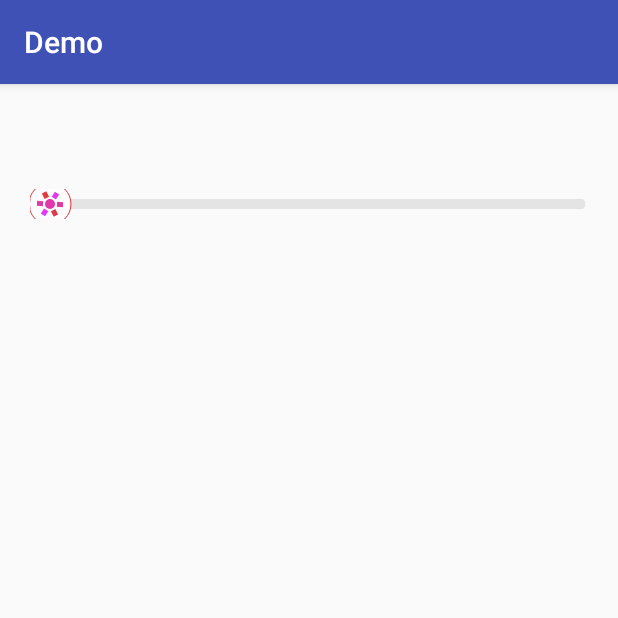
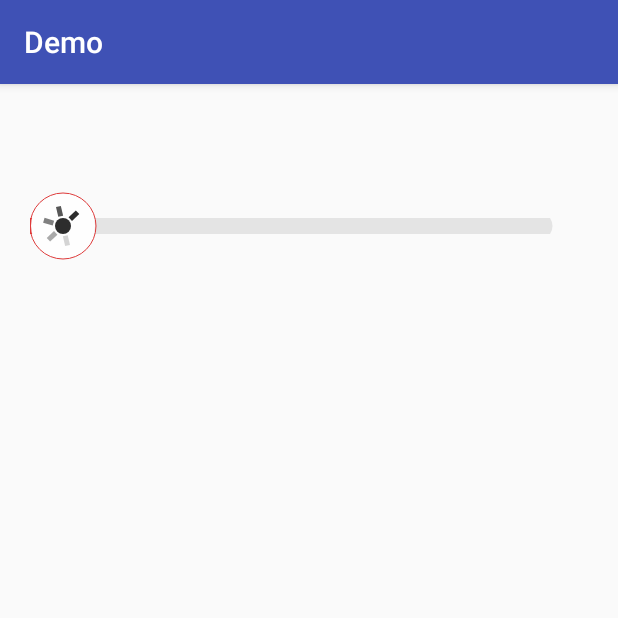
Before and after one commit to wintonBy/Demo, an Android app: the screen it shows after launch (WidgetDisplayActivity), after a tap on "控件展示", on a phone screen of 412 x 824 dp, the top half of it. Run offline under Robolectric (Android 15) with nearby library versions, the phone set to English and light mode, and no system bars.

Commit message:
新增控件

```diff
--- a/app/src/main/java/com/winton/demo/widget/CustomProgressBar.java
+++ b/app/src/main/java/com/winton/demo/widget/CustomProgressBar.java
@@ -8,10 +8,8 @@ import android.graphics.Paint;
 import android.graphics.Path;
 import android.support.annotation.Nullable;
 import android.util.AttributeSet;
-import android.util.Log;
 import android.view.View;
 import android.view.animation.LinearInterpolator;
-import android.widget.ProgressBar;
 
 /**
  * Created by winton on 2017/3/21.
@@ -33,21 +31,21 @@ public class CustomProgressBar extends View {
     private boolean isInit;
     private boolean hasDrawFirst;
     private boolean isLoading;
-    private int viewWidth;
+    private int viewWidth ;
     private int viewHeight;
     private float currentAngle = 0f;
     private ValueAnimator valueAnimator;
     private int animState = 0;
-    private int padding = 20;
+    private int padding =0;
 
 
     private static final int DEFAULT_FIRST_COLOR = Color.parseColor("#E4E4E4");
     private static final int DEFAULT_SECOND_COLOR = Color.parseColor("#DF3B3B");
     private static final int DEFAULT_POINT_COLOR = Color.parseColor("#FEFEFE");
-    private static final int DEFAULT_LINE_HEIGHT = 10;
-    private static final int DEFAULT_POINT_RADIUS = 20;
+    private static final int DEFAULT_LINE_HEIGHT = 16;
+    private static final int DEFAULT_POINT_RADIUS = 16*2;
     private static final int DEFAULT_SMALL_LINE_NUM = 6;
-    private  int ANIMATOR_DURATION = 2000; //动画持续时间
+    private  int ANIMATOR_DURATION = 5000; //动画持续时间
 
     public CustomProgressBar(Context context) {
         this(context,null);
@@ -84,25 +82,50 @@ public class CustomProgressBar extends View {
         }
     }
 
+    /**
+     * 画背景条
+     * @param canvas
+     */
     private void drawLineBar(Canvas canvas){
         mPaint.setStyle(Paint.Style.FILL);
         mPaint.setColor(mFirstColor);
         mPath.reset();
+        /*左下---左上---右上--右下--闭合 ，左右两边预留画Progress Point 的空间*/
         mPath.moveTo(mRadius+padding,viewHeight/2 + mLineHeight/2);
         mPath.quadTo(0+padding,viewHeight/2,mRadius+padding,viewHeight/2-mLineHeight/2);
-        mPath.lineTo(viewWidth-mRadius,viewHeight/2-mLineHeight/2);
-        mPath.quadTo(viewWidth,viewHeight/2,viewWidth-mRadius,viewHeight/2 + mLineHeight/2);
+        mPath.lineTo(viewWidth-mRadius-padding,viewHeight/2-mLineHeight/2);
+        mPath.quadTo(viewWidth-padding,viewHeight/2,viewWidth-mRadius-padding,viewHeight/2 + mLineHeight/2);
+        mPath.close();
+        canvas.drawPath(mPath,mPaint);
+    }
+
+    /**
+     * 画进度条
+     * @param canvas
+     */
+    private void drawProgressLine(Canvas canvas){
+        int width = 0;
+        if(getMax()>0){
+            width = computerWidth(progress,max,viewWidth-2*padding);
+        }
+        mPaint.setColor(mSecondColor);
+        mPath.reset();
+        /*左下---左上---右上--右下--闭合 ，左边预留画Progress Point 的空间*/
+        mPath.moveTo(mRadius+padding,viewHeight/2 + mLineHeight/2);
+        mPath.quadTo(padding,viewHeight/2,mRadius+padding,viewHeight/2-mLineHeight/2);
+        mPath.lineTo(width,viewHeight/2-mLineHeight/2);
+        mPath.lineTo(width,viewHeight/2+mLineHeight/2);
         mPath.close();
         canvas.drawPath(mPath,mPaint);
     }
     /**
-     *
+     * 画Progress Point
      * @param canvas
      */
     private void drawProgressPoint(Canvas canvas){
         int pointX = 0;
         if(getMax()>0){
-            pointX = computerWidth(progress,max,viewWidth) +padding;
+            pointX = computerWidth(progress,max,viewWidth-2*padding) +padding;
         }
         int pointY = viewHeight/2;
         mPaint.setColor(mSecondColor);
@@ -114,30 +137,15 @@ public class CustomProgressBar extends View {
         canvas.drawCircle(pointX,pointY,mPointRadius,mPaint);
         mPaint.setColor(mSecondColor);
         if(isLoading){
-            //画加载转圈
-            if(animState == 0){
-                startLoadingAnim();
-                animState =1;
-            }
-            drawSmallLine(canvas,pointX,pointY);
+            drawLoadingPoint(canvas,pointX,pointY);
         }
         canvas.drawCircle(pointX,pointY,mLineHeight/2,mPaint);
     }
-    private void drawProgressLine(Canvas canvas){
-        int width = 0;
-        if(getMax()>0){
-            width = computerWidth(progress,max,viewWidth);
-        }
-        mPaint.setColor(mSecondColor);
-        mPath.reset();
-        mPath.moveTo(mRadius+padding,viewHeight/2 + mLineHeight/2);
-        mPath.quadTo(0+padding,viewHeight/2,mRadius+padding,viewHeight/2-mLineHeight/2);
-        mPath.lineTo(width,viewHeight/2-mLineHeight/2);
-        mPath.lineTo(width,viewHeight/2+mLineHeight/2);
-        mPath.close();
-        canvas.drawPath(mPath,mPaint);
-    }
 
+    /**
+     * 设置当前进度
+     * @param progress
+     */
     public void setProgress(int progress){
         if(progress <0 || progress >max){
             return;
@@ -145,16 +153,33 @@ public class CustomProgressBar extends View {
         this.progress = progress;
         invalidate();
     }
+
+    /**
+     * 设置最大进度
+     * @param max
+     */
     public void setMax(int max){
         if(max <0 || max <progress){
             return;
         }
         this.max = max;
     }
+
+    /**
+     * 设置是否正在加载
+     * @param isLoading
+     */
     public void setLoading(boolean isLoading){
         this.isLoading = isLoading;
-        if(animState != 0){
-            animState =0;
+        if(isLoading){
+            //启动动画
+            startLoadingAnim();
+        }else {
+            //取消动画
+            if(valueAnimator != null){
+                valueAnimator.cancel();
+                valueAnimator = null;
+            }
         }
         invalidate();
     }
@@ -165,25 +190,41 @@ public class CustomProgressBar extends View {
         return max;
     }
 
+    /**
+     * 计算progress对应的长度
+     * @param progress
+     * @param max
+     * @param viewWidth
+     * @return
+     */
     private int computerWidth(float progress ,float max,float viewWidth){
         int result = (int)(progress/max * viewWidth);
         return result;
     }
 
-    private void drawSmallLine(Canvas canvas,float centerX,float centerY){
-
+    /**
+     * 画加载的小点
+     * @param canvas
+     * @param centerX
+     * @param centerY
+     */
+    private void drawLoadingPoint(Canvas canvas, float centerX, float centerY){
         for(int i =0;i<DEFAULT_SMALL_LINE_NUM;i++){
             float angle = (360/DEFAULT_SMALL_LINE_NUM) * i + currentAngle ;
             mPaint.setStrokeWidth(5);
-            mPaint.setColor(mSecondColor-i*80);
+            mPaint.setColor(mSecondColor &((255/6*i)<<24)); //透明渐变
             float startX =(float) (centerX + Math.cos(angle*Math.PI/180)*(mLineHeight/2 + 2));
             float startY = (float) (centerY + Math.sin(angle*Math.PI/180)*(mLineHeight/2 + 2));
-            float endX =(float) (centerX + Math.cos(angle*Math.PI/180)*(mLineHeight/2 + 8));
-            float endY = (float) (centerY + Math.sin(angle*Math.PI/180)*(mLineHeight/2 + 8));
+            float endX =(float) (centerX + Math.cos(angle*Math.PI/180)*(mLineHeight/2 + 12));
+            float endY = (float) (centerY + Math.sin(angle*Math.PI/180)*(mLineHeight/2 + 12));
             canvas.drawLine(startX,startY,endX,endY,mPaint);
         }
         invalidate();
     }
+
+    /**
+     * 加载loading 动画
+     */
     private void startLoadingAnim(){
         valueAnimator = ValueAnimator.ofFloat(0,(float)Math.PI*2);
         valueAnimator.setDuration(ANIMATOR_DURATION);
@@ -210,6 +251,7 @@ public class CustomProgressBar extends View {
         mPointColor = style.mPointColor;
         mRadius = style.mRadius;
         mPointRadius = style.mPointRadius;
+        padding = mPointRadius+1;
         invalidate();
     }
 
--- a/app/src/main/res/layout/activity_widget.xml
+++ b/app/src/main/res/layout/activity_widget.xml
@@ -8,6 +8,6 @@
         android:id="@+id/cpb"
         android:layout_marginTop="50dp"
         android:layout_width="match_parent"
-        android:layout_height="20dp" />
+        android:layout_height="50dp" />
 
 </LinearLayout>
```
Also changed, not shown: 1 other file.
